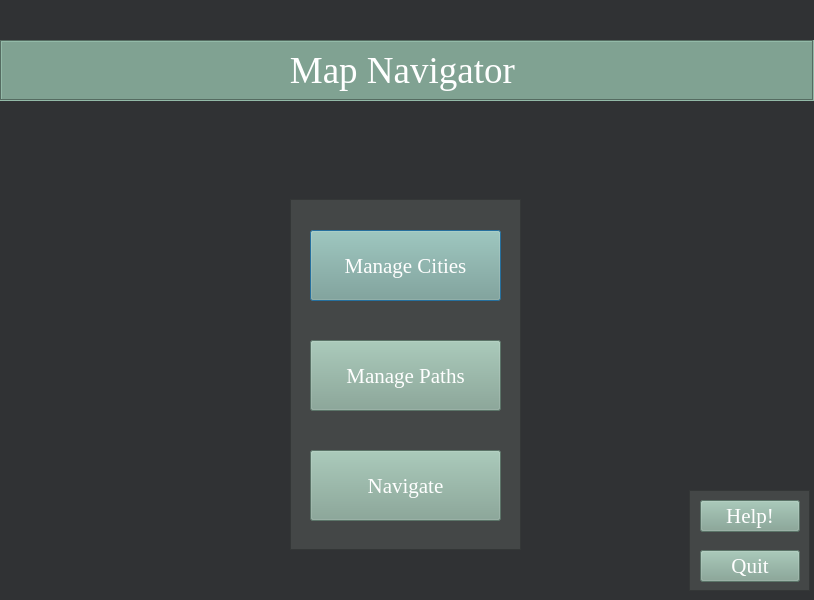
Old version of the form GUI/MapNavigator/welcomepage.ui in the repository IOI-dot/Map-Navigator.
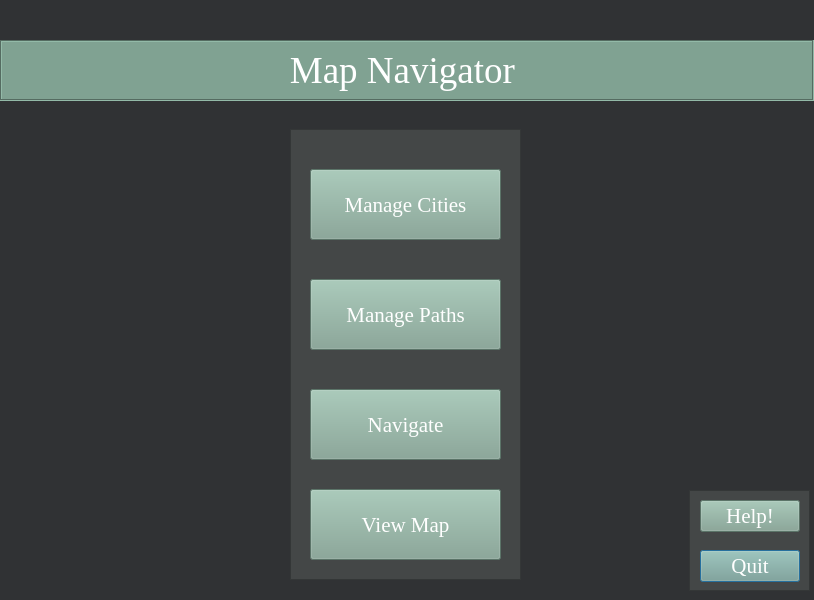
New version of the form.

Commit message: added display feature to GUI and savetofile in GUI

Diff of the .ui file:
```diff
--- a/GUI/MapNavigator/welcomepage.ui
+++ b/GUI/MapNavigator/welcomepage.ui
@@ -16,75 +16,6 @@
   <property name="styleSheet">
    <string notr="true">background-color: rgb(48, 50, 52);</string>
   </property>
-  <widget class="QPushButton" name="cities">
-   <property name="geometry">
-    <rect>
-     <x>310</x>
-     <y>230</y>
-     <width>191</width>
-     <height>71</height>
-    </rect>
-   </property>
-   <property name="font">
-    <font>
-     <family>Georgia</family>
-     <pointsize>16</pointsize>
-    </font>
-   </property>
-   <property name="styleSheet">
-    <string notr="true">color: rgb(255, 255, 255);
-background-color: rgb(128, 162, 146);</string>
-   </property>
-   <property name="text">
-    <string>Manage Cities</string>
-   </property>
-  </widget>
-  <widget class="QPushButton" name="paths">
-   <property name="geometry">
-    <rect>
-     <x>310</x>
-     <y>340</y>
-     <width>191</width>
-     <height>71</height>
-    </rect>
-   </property>
-   <property name="font">
-    <font>
-     <family>Georgia</family>
-     <pointsize>16</pointsize>
-    </font>
-   </property>
-   <property name="styleSheet">
-    <string notr="true">color: rgb(255, 255, 255);
-background-color: rgb(128, 162, 146);</string>
-   </property>
-   <property name="text">
-    <string>Manage Paths</string>
-   </property>
-  </widget>
-  <widget class="QPushButton" name="navigate">
-   <property name="geometry">
-    <rect>
-     <x>310</x>
-     <y>450</y>
-     <width>191</width>
-     <height>71</height>
-    </rect>
-   </property>
-   <property name="font">
-    <font>
-     <family>Georgia</family>
-     <pointsize>16</pointsize>
-    </font>
-   </property>
-   <property name="styleSheet">
-    <string notr="true">color: rgb(255, 255, 255);
-background-color: rgb(128, 162, 146);</string>
-   </property>
-   <property name="text">
-    <string>Navigate</string>
-   </property>
-  </widget>
   <widget class="QPushButton" name="quit">
    <property name="geometry">
     <rect>
@@ -178,9 +109,9 @@
    <property name="geometry">
     <rect>
      <x>290</x>
-     <y>199</y>
+     <y>129</y>
      <width>231</width>
-     <height>351</height>
+     <height>451</height>
     </rect>
    </property>
    <property name="styleSheet">
@@ -192,6 +123,98 @@
    <property name="frameShadow">
     <enum>QFrame::Raised</enum>
    </property>
+   <widget class="QPushButton" name="navigate">
+    <property name="geometry">
+     <rect>
+      <x>20</x>
+      <y>260</y>
+      <width>191</width>
+      <height>71</height>
+     </rect>
+    </property>
+    <property name="font">
+     <font>
+      <family>Georgia</family>
+      <pointsize>16</pointsize>
+     </font>
+    </property>
+    <property name="styleSheet">
+     <string notr="true">color: rgb(255, 255, 255);
+background-color: rgb(128, 162, 146);</string>
+    </property>
+    <property name="text">
+     <string>Navigate</string>
+    </property>
+   </widget>
+   <widget class="QPushButton" name="paths">
+    <property name="geometry">
+     <rect>
+      <x>20</x>
+      <y>150</y>
+      <width>191</width>
+      <height>71</height>
+     </rect>
+    </property>
+    <property name="font">
+     <font>
+      <family>Georgia</family>
+      <pointsize>16</pointsize>
+     </font>
+    </property>
+    <property name="styleSheet">
+     <string notr="true">color: rgb(255, 255, 255);
+background-color: rgb(128, 162, 146);</string>
+    </property>
+    <property name="text">
+     <string>Manage Paths</string>
+    </property>
+   </widget>
+   <widget class="QPushButton" name="cities">
+    <property name="geometry">
+     <rect>
+      <x>20</x>
+      <y>40</y>
+      <width>191</width>
+      <height>71</height>
+     </rect>
+    </property>
+    <property name="font">
+     <font>
+      <family>Georgia</family>
+      <pointsize>16</pointsize>
+     </font>
+    </property>
+    <property name="styleSheet">
+     <string notr="true">color: rgb(255, 255, 255);
+background-color: rgb(128, 162, 146);</string>
+    </property>
+    <property name="text">
+     <string>Manage Cities</string>
+    </property>
+   </widget>
+   <widget class="QPushButton" name="display">
+    <property name="geometry">
+     <rect>
+      <x>20</x>
+      <y>360</y>
+      <width>191</width>
+      <height>71</height>
+     </rect>
+    </property>
+    <property name="font">
+     <font>
+      <family>Georgia</family>
+      <pointsize>16</pointsize>
+     </font>
+    </property>
+    <property name="styleSheet">
+     <string notr="true">color: rgb(255, 255, 255);
+background-color: rgb(128, 162, 146);</string>
+    </property>
+    <property name="text">
+     <string>View Map</string>
+    </property>
+   </widget>
   </widget>
   <widget class="QFrame" name="frame_2">
    <property name="geometry">
```
Left out of the diff: 3 changed lines with no effect on the pictures. The commit also changes 14 other files.
